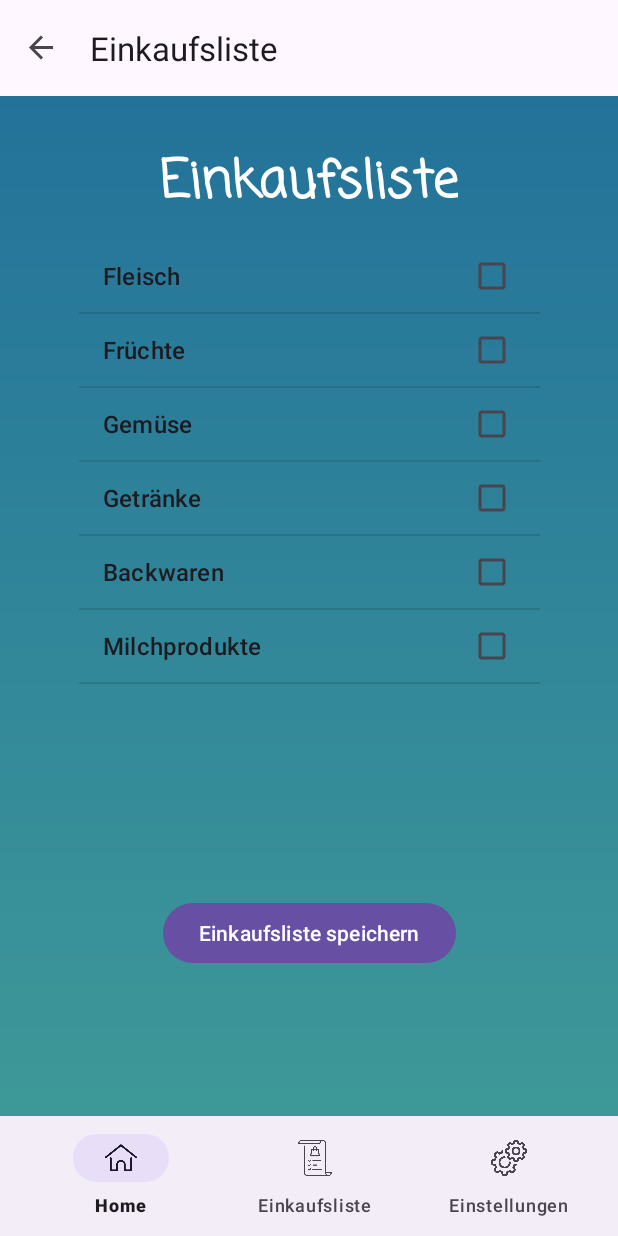
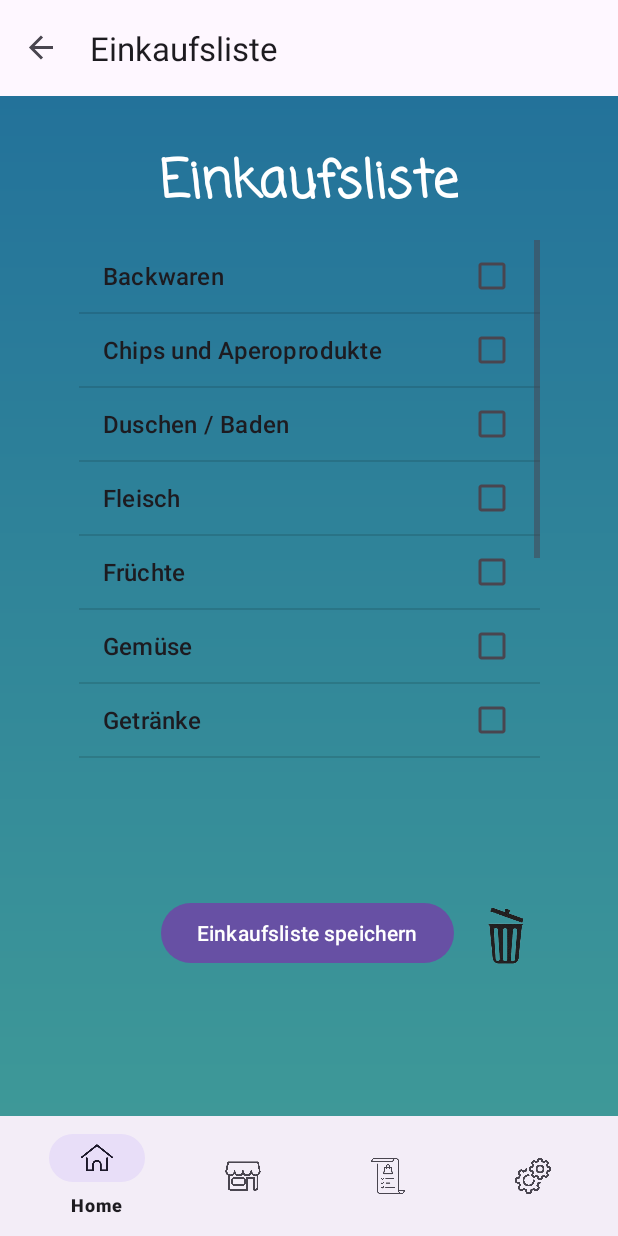
Before and after one commit to EigenYam/ProduktFinder, an Android app: the EinkaufslisteFragment screen opened through its navigation route, on a phone screen of 412 x 824 dp. Run offline under Robolectric (Android 15) with nearby library versions, the phone set to English and light mode, and no system bars; our stand-ins replace navigation-ui; Roboto replaces fonts that are not available here.

Commit message:
Navigation Button für Supermarkt hinzugefügt

```diff
--- a/app/build.gradle.kts
+++ b/app/build.gradle.kts
@@ -63,6 +63,4 @@ dependencies {
     androidTestImplementation("androidx.test.espresso:espresso-core:3.5.1")
     implementation("androidx.recyclerview:recyclerview:1.2.0")
 
-
-
 }
--- a/app/src/main/java/com/example/produktfinder/CoopFragment.kt
+++ b/app/src/main/java/com/example/produktfinder/CoopFragment.kt
@@ -7,7 +7,6 @@ import android.widget.TextView
 import androidx.fragment.app.Fragment
 import android.graphics.Typeface
 import android.view.ViewGroup
-import androidx.core.content.ContextCompat
 
 class CoopFragment : Fragment(R.layout.fragment_coop) {
 
--- a/app/src/main/java/com/example/produktfinder/EinkaufslisteFragment.kt
+++ b/app/src/main/java/com/example/produktfinder/EinkaufslisteFragment.kt
@@ -9,13 +9,14 @@ import android.view.ViewGroup
 import android.widget.AdapterView
 import android.widget.ArrayAdapter
 import android.widget.Button
+import android.widget.ImageButton
 import android.widget.ListView
 import android.widget.Toast
 import androidx.fragment.app.Fragment
 
 class EinkaufslisteFragment : Fragment(R.layout.fragment_einkaufsliste) {
 
-    private val categories = arrayOf("Fleisch", "Früchte", "Gemüse", "Getränke", "Backwaren", "Milchprodukte")
+    private val categories = arrayOf("Backwaren", "Chips und Aperoprodukte", "Duschen / Baden", "Fleisch", "Früchte", "Gemüse", "Getränke", "Haarpflege", "Milchprodukte", "Reinigungsmittel", "Säfte/Sirup", "Schaumweine")
     private lateinit var categoryListView: ListView
     private lateinit var sharedPreferences: SharedPreferences
 
@@ -60,6 +61,24 @@ class EinkaufslisteFragment : Fragment(R.layout.fragment_einkaufsliste) {
             val savedCategories = loadSavedCategories()
             Toast.makeText(requireContext(), "Gespeicherte Kategorien: $savedCategories", Toast.LENGTH_SHORT).show()
         }
+
+        val deleteButton: ImageButton = view.findViewById(R.id.deleteButton)
+        deleteButton.setOnClickListener {
+            clearSelectedCategories()
+            Toast.makeText(requireContext(), "Markierte Kategorien gelöscht", Toast.LENGTH_SHORT).show()
+        }
+    }
+
+    private fun clearSelectedCategories() {
+        // Setze alle Listenelemente auf den nicht ausgewählten Zustand zurück
+        for (i in 0 until categoryListView.count) {
+            categoryListView.setItemChecked(i, false)
+        }
+
+        // Lösche die gespeicherten Kategorien aus den SharedPreferences
+        val editor = sharedPreferences.edit()
+        editor.remove("selectedCategories")
+        editor.apply()
     }
 
     private fun updateSavedCategories(category: String, isSelected: Boolean) {
--- a/app/src/main/java/com/example/produktfinder/MainActivity.kt
+++ b/app/src/main/java/com/example/produktfinder/MainActivity.kt
@@ -45,6 +45,10 @@ class MainActivity : AppCompatActivity() {
                     navController.navigate(R.id.FirstFragment)
                     true
                 }
+                R.id.shop -> {
+                navController.navigate(R.id.CoopFragment)
+                true
+                }
                 R.id.einkaufsliste -> {
                     navController.navigate(R.id.EinkaufslisteFragment)
                     true
--- a/app/src/main/res/layout/activity_main.xml
+++ b/app/src/main/res/layout/activity_main.xml
@@ -25,7 +25,7 @@
         android:id="@+id/bottomAppBar2"
         android:layout_width="match_parent"
         android:layout_height="wrap_content"
-        android:layout_gravity="bottom" >
+        android:layout_gravity="bottom">
 
         <com.google.android.material.bottomnavigation.BottomNavigationView
             android:id="@+id/bottom_navigation"
--- a/app/src/main/res/layout/fragment_coop.xml
+++ b/app/src/main/res/layout/fragment_coop.xml
@@ -50,7 +50,7 @@
             android:layout_width="wrap_content"
             android:layout_height="wrap_content"
             android:layout_marginTop="8dp"
-            android:text="Einkaufsliste"
+            android:text="Einkaufsliste:"
             android:textColor="@color/white"
             android:textSize="24sp"
             android:textStyle="bold"
@@ -58,6 +58,7 @@
             app:layout_constraintStart_toStartOf="parent"
             app:layout_constraintTop_toBottomOf="@+id/textViewNameCoop" />
 
+
     </androidx.constraintlayout.widget.ConstraintLayout>
 
 </FrameLayout>
--- a/app/src/main/res/layout/fragment_einkaufsliste.xml
+++ b/app/src/main/res/layout/fragment_einkaufsliste.xml
@@ -42,10 +42,26 @@
             android:text="Einkaufsliste speichern"
             app:layout_constraintBottom_toBottomOf="parent"
             app:layout_constraintEnd_toEndOf="parent"
+            app:layout_constraintHorizontal_bias="0.495"
             app:layout_constraintStart_toStartOf="parent"
             app:layout_constraintTop_toBottomOf="@id/categoryListView"
             app:layout_constraintVertical_bias="0.276" />
 
+        <ImageButton
+            android:id="@+id/deleteButton"
+            android:layout_width="45dp"
+            android:layout_height="48dp"
+            android:background="?android:attr/selectableItemBackgroundBorderless"
+            android:contentDescription="Delete Button"
+            android:scaleType="fitCenter"
+            android:src="@drawable/trashcan"
+            app:layout_constraintBottom_toBottomOf="parent"
+            app:layout_constraintEnd_toEndOf="parent"
+            app:layout_constraintHorizontal_bias="0.174"
+            app:layout_constraintStart_toEndOf="@+id/bottomButton"
+            app:layout_constraintTop_toBottomOf="@+id/categoryListView"
+            app:layout_constraintVertical_bias="0.326" />
+
     </androidx.constraintlayout.widget.ConstraintLayout>
 
 </FrameLayout>
--- a/app/src/main/res/layout/fragment_first.xml
+++ b/app/src/main/res/layout/fragment_first.xml
@@ -27,12 +27,12 @@
 
         <ImageView
             android:id="@+id/imageView2"
-            android:layout_width="177dp"
-            android:layout_height="122dp"
-            android:layout_marginTop="16dp"
+            android:layout_width="132dp"
+            android:layout_height="82dp"
             android:contentDescription="@string/logo"
             android:src="@drawable/logo_removebg_preview"
             app:layout_constraintEnd_toEndOf="parent"
+            app:layout_constraintHorizontal_bias="0.498"
             app:layout_constraintStart_toStartOf="parent"
             app:layout_constraintTop_toBottomOf="@+id/textViewTitle" />
 
--- a/app/src/main/res/menu/bottom_bar.xml
+++ b/app/src/main/res/menu/bottom_bar.xml
@@ -4,6 +4,12 @@
         android:id="@+id/home"
         android:icon="@drawable/home"
         android:title="Home" />
+
+    <item
+        android:id="@+id/shop"
+        android:icon="@drawable/shop"
+        android:title="Supermarkt" />
+
     <item
         android:id="@+id/einkaufsliste"
         android:icon="@drawable/liste"
```
Also changed, not shown: app/src/main/res/drawable/shop.png (added), app/src/main/res/drawable/trashcan.png (added).
